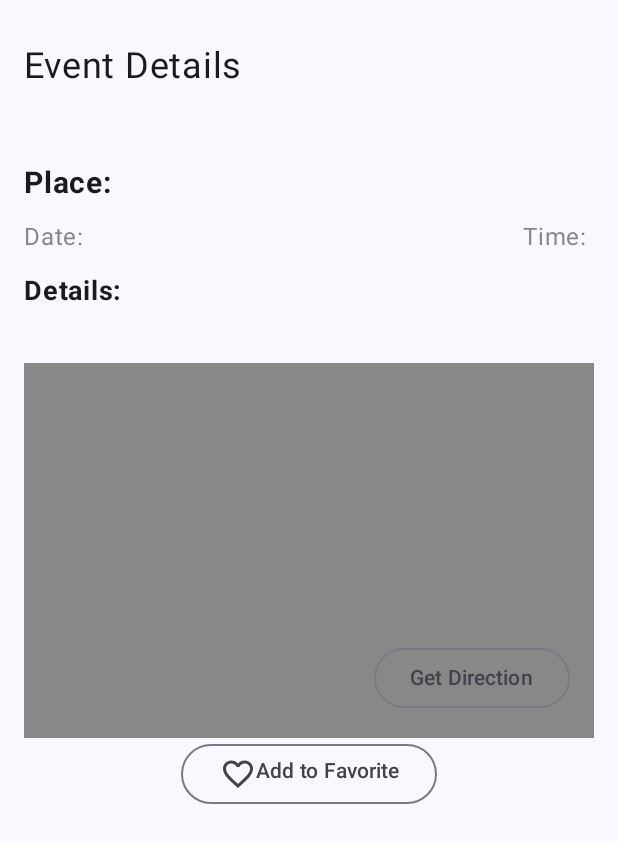
After one commit to s3467490/s3467490, an Android app built with Jetpack Compose: the composable DetailsScreen shown on its own in the app's theme, on a phone screen of 412 x 824 dp. The commit adds this screen. Shown: the top 843 px of the screen. Run offline under Robolectric (Android 15) with nearby library versions, the phone set to English and light mode, and no system bars; our stand-ins replace Room's generated code.

Commit message:
Details screen Ui commit 11

```diff
--- a/app/build.gradle.kts
+++ b/app/build.gradle.kts
@@ -69,6 +69,8 @@ dependencies {
     kapt("androidx.room:room-compiler:2.6.1")
     implementation("androidx.room:room-ktx:2.6.1")
 
+    implementation("com.google.code.gson:gson:2.10.1")
+
 
     testImplementation(libs.junit)
     androidTestImplementation(libs.androidx.junit)
--- a/app/src/main/java/uk/ac/tees/mad/eventspot/model/Event.kt
+++ b/app/src/main/java/uk/ac/tees/mad/eventspot/model/Event.kt
@@ -2,6 +2,7 @@ package uk.ac.tees.mad.eventspot.model
 
 import androidx.room.Entity
 import androidx.room.PrimaryKey
+import com.google.gson.Gson
 
 @Entity(tableName = "event_table")
 data class Event(
@@ -13,4 +14,14 @@ data class Event(
     val latitude: Double=0.0,
     val longitude: Double=0.0,
     val details: String=""
-)
+){
+    fun toJson(): String {
+        return Gson().toJson(this)
+    }
+
+    companion object {
+        fun fromJson(json: String): Event {
+            return Gson().fromJson(json, Event::class.java)
+        }
+    }
+}
--- /dev/null
+++ b/app/src/main/java/uk/ac/tees/mad/eventspot/ui/screen/details/DetailsScreen.kt
@@ -0,0 +1,88 @@
+package uk.ac.tees.mad.eventspot.ui.screen.details
+
+import androidx.compose.foundation.background
+import androidx.compose.foundation.layout.Box
+import androidx.compose.foundation.layout.Column
+import androidx.compose.foundation.layout.Row
+import androidx.compose.foundation.layout.Spacer
+import androidx.compose.foundation.layout.fillMaxSize
+import androidx.compose.foundation.layout.fillMaxWidth
+import androidx.compose.foundation.layout.height
+import androidx.compose.foundation.layout.padding
+import androidx.compose.material3.Icon
+import androidx.compose.material3.OutlinedButton
+import androidx.compose.material3.Scaffold
+import androidx.compose.material3.Text
+import androidx.compose.runtime.Composable
+import androidx.compose.ui.Alignment
+import androidx.compose.ui.Modifier
+import androidx.compose.ui.graphics.Color
+import androidx.compose.ui.graphics.vector.ImageVector
+import androidx.compose.ui.res.vectorResource
+import androidx.compose.ui.text.font.FontWeight
+import androidx.compose.ui.text.style.TextAlign
+import androidx.compose.ui.unit.dp
+import androidx.compose.ui.unit.sp
+import uk.ac.tees.mad.eventspot.R
+import uk.ac.tees.mad.eventspot.model.Event
+
+@Composable
+fun DetailsScreen(event: Event) {
+    Scaffold(
+        topBar = {
+            Text("Event Details",
+                fontSize = 24.sp,
+                modifier = Modifier.padding(top = 30.dp, start = 16.dp)
+                )
+        }
+    ) { paddingValues ->
+        Box(modifier = Modifier
+            .padding(paddingValues)
+            .fillMaxSize()){
+            Column(modifier = Modifier
+                .fillMaxSize()
+                .padding(16.dp)) {
+                Text(event.title,
+                    fontSize = 26.sp,
+                    fontWeight = FontWeight.Bold,
+                    textAlign = TextAlign.Center,
+                    modifier = Modifier.fillMaxWidth()
+                )
+                Text("Place: ${event.location}",
+                    fontSize = 20.sp,
+                    fontWeight = FontWeight.Bold,
+                    modifier = Modifier.padding(vertical = 12.dp)
+                    )
+                Row(modifier = Modifier.fillMaxWidth()) {
+                    Text("Date: ${event.date}", color = Color.Gray)
+                    Spacer(Modifier.weight(1f))
+                    Text("Time: ${event.time}", color = Color.Gray)
+                }
+                Column(modifier = Modifier.padding(vertical = 12.dp)) {
+                    Text("Details: ", fontSize = 18.sp,fontWeight = FontWeight.Bold)
+                    Text(event.details)
+                }
+                Box(modifier = Modifier
+                    .fillMaxWidth()
+                    .height(250.dp)
+                    .background(Color.Gray)){
+                    OutlinedButton(onClick = {}, modifier = Modifier
+                        .padding(16.dp)
+                        .align(Alignment.BottomEnd)) {
+                        Text("Get Direction")
+                    }
+                }
+                OutlinedButton(onClick = {}, modifier = Modifier.align(Alignment.CenterHorizontally)) {
+                    Row {
+                        Icon(
+                            imageVector = ImageVector.vectorResource(R.drawable.baseline_favorite_border_24),
+                            contentDescription = "favorite",
+                            modifier = Modifier.padding(start = 2.dp)
+                        )
+                        Text("Add to Favorite")
+                    }
+                }
+            }
+        }
+    }
+}
--- a/app/src/main/java/uk/ac/tees/mad/eventspot/utils/Constants.kt
+++ b/app/src/main/java/uk/ac/tees/mad/eventspot/utils/Constants.kt
@@ -3,4 +3,5 @@ package uk.ac.tees.mad.eventspot.utils
 object Constants {
     const val SPLASH_SCREEN = "splash_screen"
     const val HOME_SCREEN = "home_screen"
+    const val DETAILS_SCREEN = "details_screen"
 }
```
Also changed, not shown: app/src/main/java/uk/ac/tees/mad/eventspot/navigation/AppNavigation.kt (+14 -1 lines), app/src/main/java/uk/ac/tees/mad/eventspot/ui/screen/home/EventItem.kt (+5 -3 lines), app/src/main/java/uk/ac/tees/mad/eventspot/ui/screen/home/HomeScreen.kt (+12 -10 lines), app/src/main/java/uk/ac/tees/mad/eventspot/ui/screen/home/HomeViewModel.kt (+0 -12 lines).
